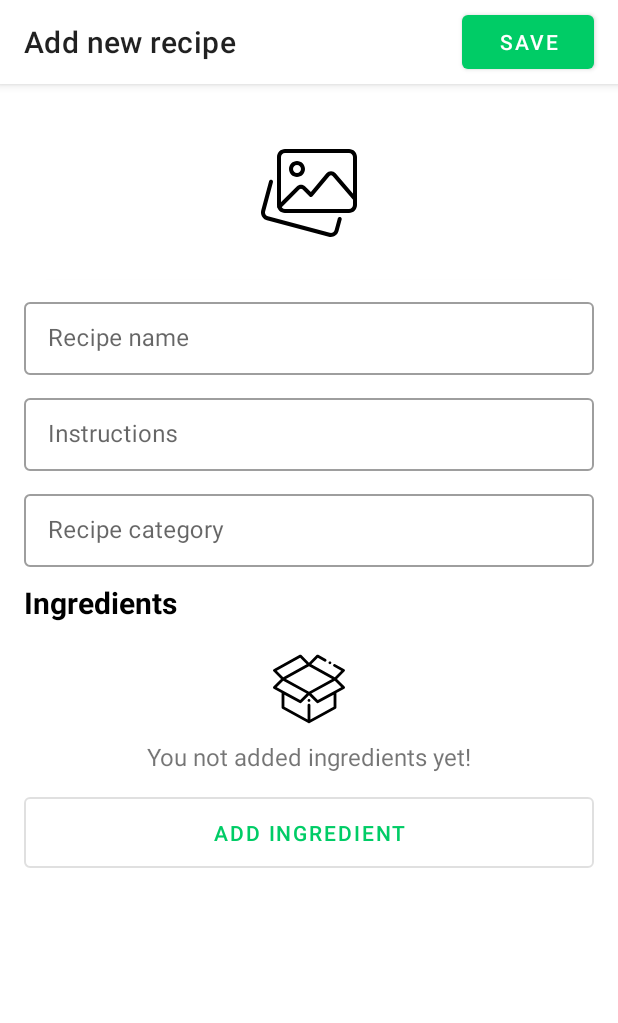
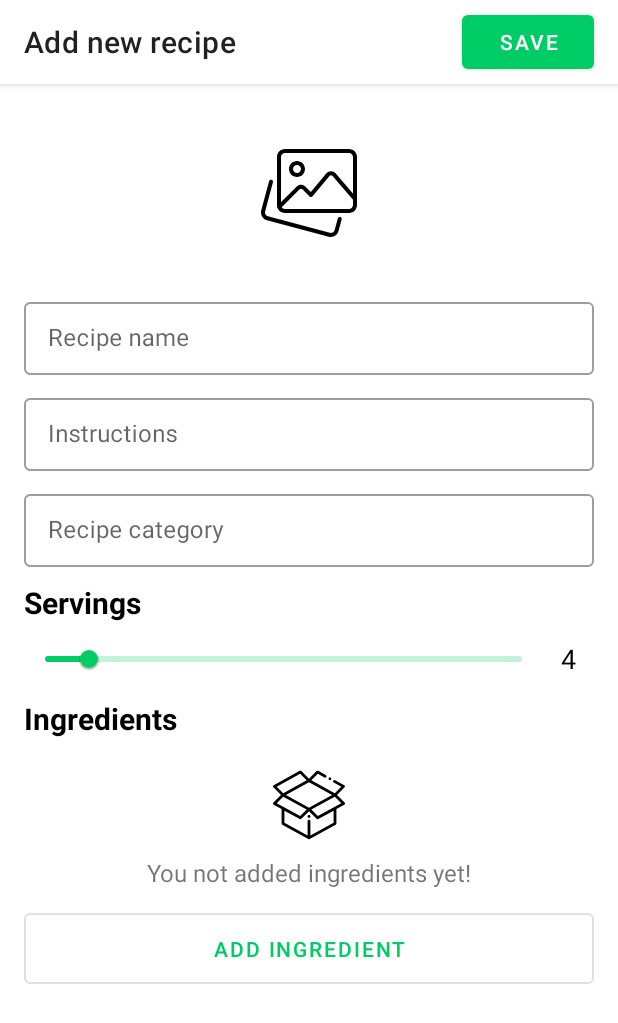
Before and after one commit to dzmpr/goodfood-app, an Android app: the EditMealFragment screen opened through its navigation route, on a phone screen of 412 x 824 dp. Shown: the top 1023 px of the screen. Run offline under Robolectric (Android 15) with nearby library versions, the phone set to English and light mode, and no system bars; our stand-ins replace Dagger/Hilt's generated code, navigation-ui.

Commit message:
Added slider to select the number of servings.

```diff
--- a/app/src/main/java/pw/prsk/goodfood/EditMealFragment.kt
+++ b/app/src/main/java/pw/prsk/goodfood/EditMealFragment.kt
@@ -42,6 +42,8 @@ class EditMealFragment : Fragment() {
 
     private lateinit var categorySelectHelper: AutocompleteSelectionHelper
 
+    private var servingsCount: Int = 4
+
     override fun onCreate(savedInstanceState: Bundle?) {
         super.onCreate(savedInstanceState)
         if (savedInstanceState == null) {
@@ -74,6 +76,13 @@ class EditMealFragment : Fragment() {
             showPopup()
         }
 
+        // Set default slider value to TextView
+        binding.tvServings.text = binding.sServings.value.toInt().toString()
+        binding.sServings.addOnChangeListener { _, value, _ ->
+            servingsCount = value.toInt()
+            binding.tvServings.text = value.toInt().toString()
+        }
+
         categorySelectHelper = AutocompleteSelectionHelper(binding.tilRecipeCategory) { input ->
             MealCategory(name = input)
         }
@@ -90,6 +99,7 @@ class EditMealFragment : Fragment() {
                 viewModel.saveRecipe(
                     binding.tilRecipeName.editText?.text.toString(),
                     description,
+                    servingsCount,
                     categorySelectHelper.selected as MealCategory?
                 )
             }
--- a/app/src/main/java/pw/prsk/goodfood/viewmodels/EditMealViewModel.kt
+++ b/app/src/main/java/pw/prsk/goodfood/viewmodels/EditMealViewModel.kt
@@ -102,7 +102,7 @@ class EditMealViewModel : ViewModel() {
         ingredients.value = ingredientsList
     }
 
-    fun saveRecipe(name: String, description: String?, category: MealCategory?) {
+    fun saveRecipe(name: String, description: String?, servingsCount: Int, category: MealCategory?) {
         viewModelScope.launch {
             // Copy photo to app folder if it was picked
             if (!photoFromCamera && photoStatus) {
@@ -117,7 +117,7 @@ class EditMealViewModel : ViewModel() {
                 name,
                 description,
                 photoFilename,
-                0,
+                servingsCount,
                 false,
                 LocalDateTime.ofInstant(Instant.ofEpochMilli(0), ZoneId.systemDefault()),
                 0,
--- a/app/src/main/res/layout/fragment_edit_meal.xml
+++ b/app/src/main/res/layout/fragment_edit_meal.xml
@@ -133,17 +133,60 @@
             </com.google.android.material.textfield.TextInputLayout>
 
             <TextView
+                android:id="@+id/tvServingsSection"
+                android:layout_width="0dp"
+                android:layout_height="wrap_content"
+                android:layout_marginTop="10dp"
+                android:text="@string/label_servings"
+                android:textColor="?attr/colorOnSurface"
+                android:textSize="20sp"
+                android:textStyle="bold"
+                app:layout_constraintEnd_toStartOf="@id/endMargin"
+                app:layout_constraintStart_toStartOf="@id/startMargin"
+                app:layout_constraintTop_toBottomOf="@id/tilRecipeCategory" />
+
+            <com.google.android.material.slider.Slider
+                android:layout_width="0dp"
+                android:layout_height="wrap_content"
+                android:id="@+id/sServings"
+                android:valueFrom="1"
+                android:valueTo="35"
+                android:stepSize="1"
+                android:value="4"
+                app:tickVisible="false"
+                app:thumbRadius="6dp"
+                app:haloRadius="12dp"
+                app:layout_constraintTop_toBottomOf="@id/tvServingsSection"
+                app:layout_constraintStart_toStartOf="@id/startMargin"
+                app:layout_constraintEnd_toStartOf="@id/tvServings" />
+
+            <TextView
+                android:id="@+id/tvServings"
+                android:layout_width="wrap_content"
+                android:layout_height="0dp"
+                android:textColor="?attr/colorOnSurface"
+                android:textSize="18sp"
+                android:paddingStart="12dp"
+                android:paddingEnd="12dp"
+                android:gravity="center_vertical"
+                tools:text="4"
+                app:layout_constraintTop_toTopOf="@id/sServings"
+                app:layout_constraintStart_toEndOf="@id/sServings"
+                app:layout_constraintBottom_toBottomOf="@id/sServings"
+                app:layout_constraintEnd_toEndOf="@id/endMargin" />
+
+            <TextView
                 android:id="@+id/tvIngredientsSection"
                 android:layout_width="0dp"
                 android:layout_height="wrap_content"
-                android:layout_marginTop="10dp"
+                android:layout_marginTop="2dp"
                 android:text="@string/ingredients_label"
                 android:textColor="?attr/colorOnSurface"
                 android:textSize="20sp"
                 android:textStyle="bold"
                 app:layout_constraintEnd_toStartOf="@id/endMargin"
                 app:layout_constraintStart_toStartOf="@id/startMargin"
-                app:layout_constraintTop_toBottomOf="@id/tilRecipeCategory" />
+                app:layout_constraintTop_toBottomOf="@id/tvServings" />
 
             <androidx.recyclerview.widget.RecyclerView
                 android:id="@+id/rvIngredientsList"
--- a/app/src/main/res/values/strings.xml
+++ b/app/src/main/res/values/strings.xml
@@ -42,4 +42,5 @@
     <string name="choose_photo_action_label">Choose photo</string>
     <string name="remove_photo_action_label">Remove photo</string>
     <string name="label_empty_ingredients_list">You not added ingredients yet!</string>
+    <string name="label_servings">Servings</string>
 </resources>
```
